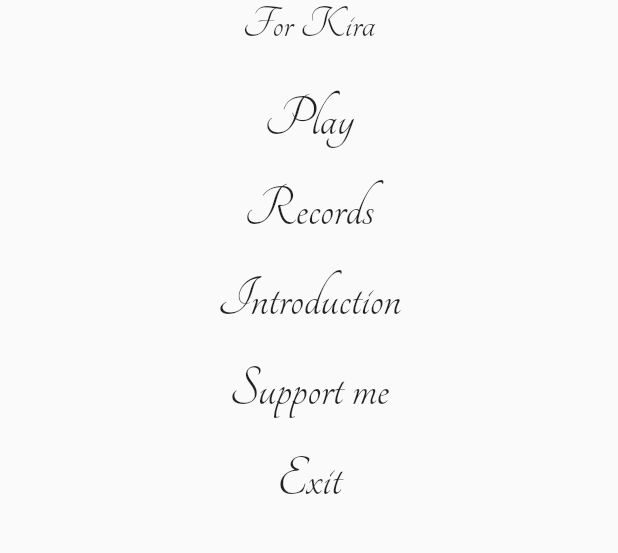
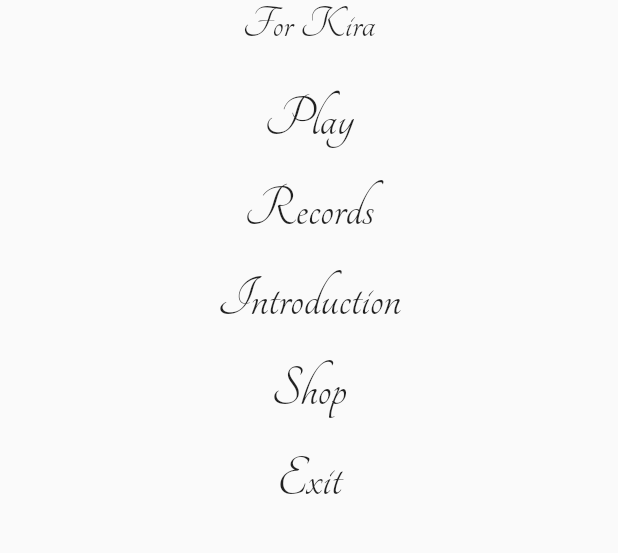
Before and after one commit to johrpan/christmas_cats, a Flutter app: the screen it shows after launch, on a phone screen of 412 x 824 dp, the part 405-958 px from its top. Run offline on Flutter 3.47's test engine with Material 2 defaults, Android fonts, the phone set to English and light mode, and no system bars; our stand-ins replace rxdart, shared_preferences, sprintf; missing offline and left inert: firebase_admob, flame; accounts and stored records are empty.

Commit message:
Add basic shop screen
This removes the "support me" button on the home screen and replaces it
with a link to the future shop. The rewarded video ad can be reached
from there. I also cleaned up the localizations and reformated
lib/screens/home.dart.

```diff
--- a/lib/localizations.dart
+++ b/lib/localizations.dart
@@ -15,16 +15,15 @@ class ChristmasCatsLocalizations {
       'records3': '3. %i',
       'back': 'Back',
       'intro': 'Introduction',
-      'ad': 'Support me',
+      'shop': 'Shop',
+      'coins': '%i Coins',
+      'getCoins': 'Get coins',
+      'adLoading': 'Ad loading',
       'noAds': 'No ads available',
       'poem': 'Cats are climbing Christmas trees,\n'
           'The trees are getting wiggly,\n'
           'You\'ll get a lot of trouble,\n'
           'If you don\'t tap them quickly.',
-      'intro1': 'Cats are climbing Christmas trees,',
-      'intro2': 'The trees are getting wiggly,',
-      'intro3': 'You\'ll get a lot of trouble,',
-      'intro4': 'If You don\'t tap them quickly.',
       'paused': 'Paused',
       'unpause': 'Continue',
       'exit': 'Exit',
@@ -42,16 +41,15 @@ class ChristmasCatsLocalizations {
       'records3': '3. %i',
       'back': 'Zurück',
       'intro': 'Einführung',
-      'ad': 'Mich unterstützen',
+      'shop': 'Laden',
+      'coins': '%i Münzen',
+      'adLoading': 'Werbung wird geladen',
       'noAds': 'Keine Werbung verfügbar',
+      'getCoins': 'Münzen bekommen',
       'poem': 'Katzen, die auf Tannen steigen,\n'
           'Welche sich gefährlich neigen,\n'
           'Du musst auf die Tannen tippen,\n'
           'Denn sonst werden diese kippen!',
-      'intro1': 'Katzen, die auf Tannen steigen,',
-      'intro2': 'Welche sich gefährlich neigen,',
-      'intro3': 'Du musst auf die Tannen tippen,',
-      'intro4': 'Denn sonst werden diese kippen!',
       'paused': 'Pausiert',
       'unpause': 'Weiter',
       'exit': 'Beenden',
@@ -77,13 +75,12 @@ class ChristmasCatsLocalizations {
   String get records3 => localizedStrings['records3'];
   String get back => localizedStrings['back'];
   String get intro => localizedStrings['intro'];
-  String get ad => localizedStrings['ad'];
+  String get shop => localizedStrings['shop'];
+  String get coins => localizedStrings['coins'];
+  String get adLoading => localizedStrings['adLoading'];
   String get noAds => localizedStrings['noAds'];
+  String get getCoins => localizedStrings['getCoins'];
   String get poem => localizedStrings['poem'];
-  String get intro1 => localizedStrings['intro1'];
-  String get intro2 => localizedStrings['intro2'];
-  String get intro3 => localizedStrings['intro3'];
-  String get intro4 => localizedStrings['intro4'];
   String get paused => localizedStrings['paused'];
   String get unpause => localizedStrings['unpause'];
   String get exit => localizedStrings['exit'];
```
Also changed, not shown: lib/screens/home.dart (+14 -26 lines), lib/screens/shop.dart (added, +63 -0 lines).
